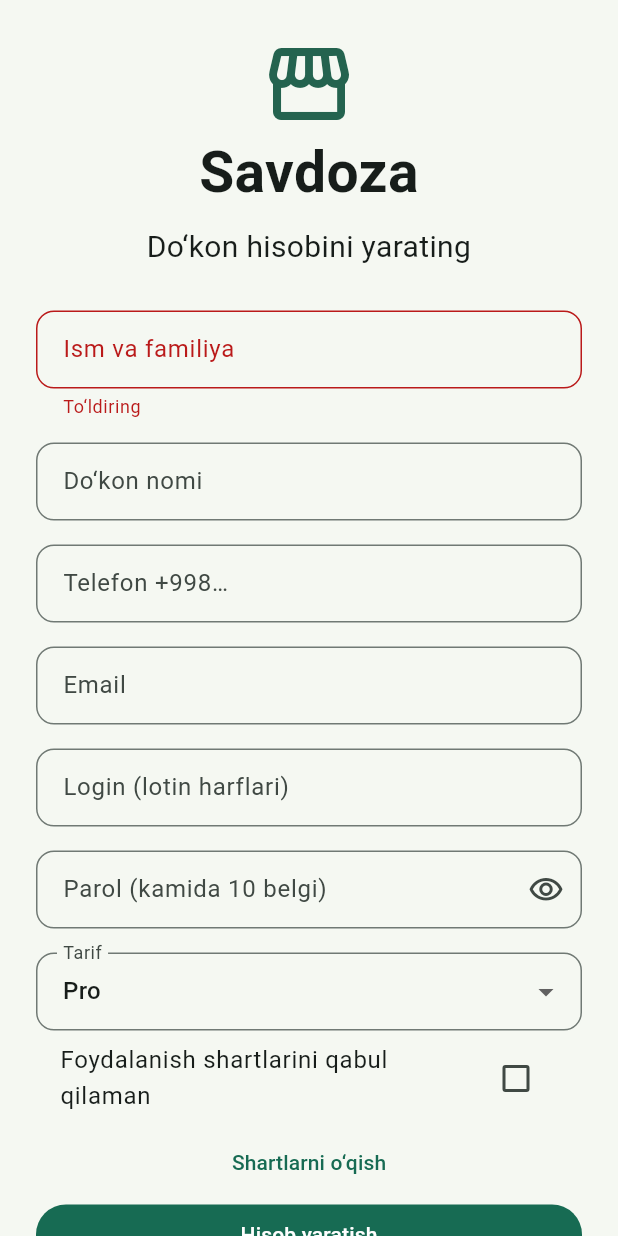
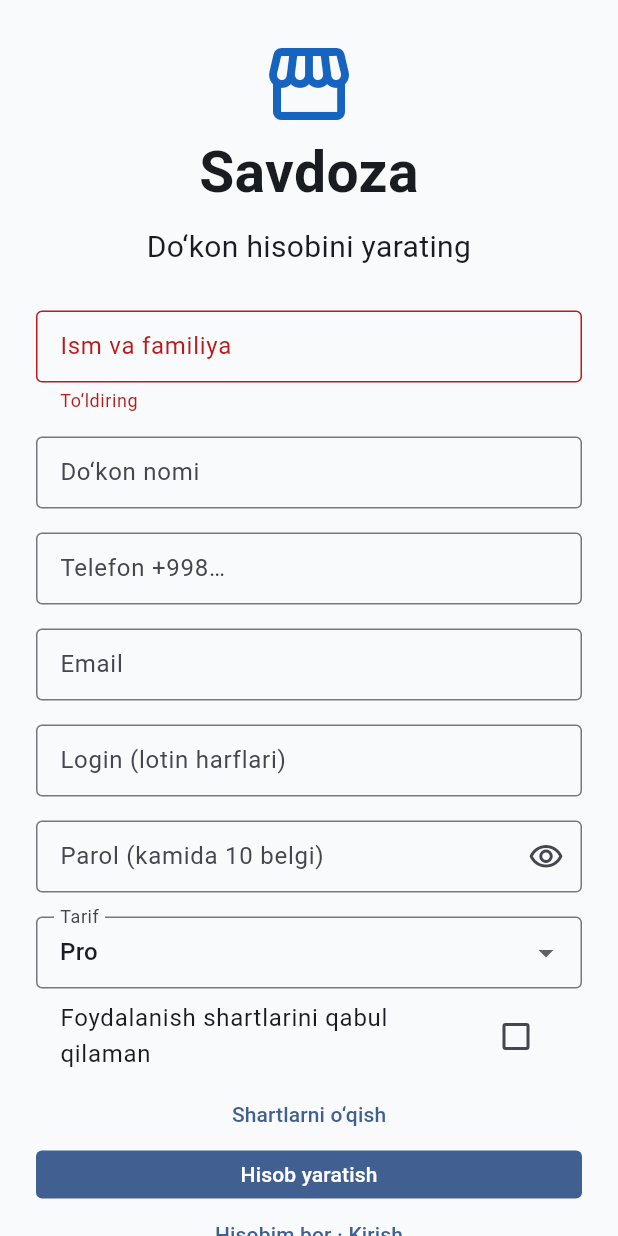
Before and after one commit to Rasulbek917/Shop_uz-, a Flutter app: the screen it shows after launch, after a tap on "Kirish", after a tap on "Ro‘yxatdan o‘tish", on a phone screen of 412 x 824 dp. Run offline on Flutter 3.47's test engine with Material 3 defaults, Android fonts, the phone set to English and light mode, and no system bars; our stand-ins replace qr_flutter; missing offline and left inert: mobile_scanner; network calls fail.

Commit message:
Align native checkout and layout with Savdoza

```diff
--- a/apps/savdoza_client/lib/dashboard.dart
+++ b/apps/savdoza_client/lib/dashboard.dart
@@ -6,8 +6,8 @@ import 'data.dart';
 
 double _amount(dynamic value) => (value as num?)?.toDouble() ?? 0;
 
-const _ink = Color(0xff142d25);
-const _green = Color(0xff24634f);
+const _ink = Color(0xff08358d);
+const _green = Color(0xff1664c0);
 const _muted = Color(0xff64748b);
 
 class DashboardPage extends StatelessWidget {
--- a/apps/savdoza_client/lib/main.dart
+++ b/apps/savdoza_client/lib/main.dart
@@ -22,25 +22,42 @@ void main() {
       debugShowCheckedModeBanner: false,
       theme: ThemeData(
         useMaterial3: true,
-        colorSchemeSeed: const Color(0xff24634f),
-        scaffoldBackgroundColor: const Color(0xfff5f8f2),
+        colorSchemeSeed: const Color(0xff1664c0),
+        scaffoldBackgroundColor: const Color(0xfff8fafc),
+        visualDensity: VisualDensity.compact,
+        textTheme: const TextTheme(bodyMedium: TextStyle(fontSize: 14)),
         inputDecorationTheme: InputDecorationTheme(
-          border: OutlineInputBorder(borderRadius: BorderRadius.circular(12)),
+          border: OutlineInputBorder(borderRadius: BorderRadius.circular(4)),
           contentPadding: const EdgeInsets.symmetric(
-            horizontal: 14,
-            vertical: 14,
+            horizontal: 12,
+            vertical: 10,
           ),
         ),
         cardTheme: CardThemeData(
           elevation: 0,
           shape: RoundedRectangleBorder(
-            borderRadius: BorderRadius.circular(16),
-            side: const BorderSide(color: Color(0xffdce6dd)),
+            borderRadius: BorderRadius.circular(6),
+            side: const BorderSide(color: Color(0xffdbe3e7)),
+          ),
+        ),
+        filledButtonTheme: FilledButtonThemeData(
+          style: FilledButton.styleFrom(
+            shape: RoundedRectangleBorder(
+              borderRadius: BorderRadius.circular(4),
+            ),
+          ),
+        ),
+        outlinedButtonTheme: OutlinedButtonThemeData(
+          style: OutlinedButton.styleFrom(
+            shape: RoundedRectangleBorder(
+              borderRadius: BorderRadius.circular(4),
+            ),
           ),
         ),
         appBarTheme: const AppBarTheme(
-          backgroundColor: Color(0xfff5f8f2),
-          foregroundColor: Color(0xff142d25),
+          backgroundColor: Colors.white,
+          foregroundColor: Color(0xff08358d),
+          elevation: 0,
         ),
       ),
       home: const Savdoza(),
@@ -135,27 +152,25 @@ class _SavdozaState extends State<Savdoza> with WidgetsBindingObserver {
     }
     if (data.user['role'] == 'CASHIER') {
       return const [
-        Destination('dashboard', 'Dashboard', Icons.dashboard_outlined),
-        Destination('pos', 'POS terminal', Icons.point_of_sale),
-        Destination('receipts', 'Cheklar', Icons.receipt_long),
-        Destination('returns', 'Qaytarishlar', Icons.keyboard_return),
-        Destination('customers', 'Mijozlar', Icons.people_outline),
+        Destination('pos', 'POS · Savdo terminali', Icons.point_of_sale),
+        Destination('receipts', 'Savdo tarixi', Icons.receipt_long),
+        Destination('returns', 'Tovarni qaytarish', Icons.keyboard_return),
         Destination('queue', 'Sinxronlash', Icons.sync),
         Destination('settings', 'Sozlamalar', Icons.settings_outlined),
       ];
     }
     return const [
-      Destination('dashboard', 'Dashboard', Icons.dashboard_outlined),
-      Destination('pos', 'POS terminal', Icons.point_of_sale),
+      Destination('dashboard', 'Bosh sahifa', Icons.dashboard_outlined),
+      Destination('pos', 'POS · Savdo terminali', Icons.point_of_sale),
       Destination('products', 'Mahsulotlar', Icons.inventory_2_outlined),
+      Destination('receipts', 'Cheklar va sotuvlar', Icons.receipt_long),
+      Destination('batches', 'Ombor va partiyalar', Icons.warehouse_outlined),
       Destination('categories', 'Kategoriyalar', Icons.category_outlined),
-      Destination('batches', 'Ombor va partiyalar', Icons.warehouse_outlined),
       Destination(
         'manufacturers',
         'Ishlab chiqaruvchilar',
         Icons.factory_outlined,
       ),
-      Destination('receipts', 'Cheklar va sotuvlar', Icons.receipt_long),
       Destination('returns', 'Qaytarishlar', Icons.keyboard_return),
       Destination('customers', 'Mijozlar', Icons.people_outline),
       Destination('debts', 'Qarzlar', Icons.credit_card),
@@ -339,12 +354,12 @@ class _SavdozaState extends State<Savdoza> with WidgetsBindingObserver {
       drawer: Theme(
         data: ThemeData.dark(useMaterial3: true).copyWith(
           colorScheme: ColorScheme.fromSeed(
-            seedColor: const Color(0xff24634f),
+            seedColor: const Color(0xff1664c0),
             brightness: Brightness.dark,
           ),
         ),
         child: Drawer(
-          backgroundColor: const Color(0xff142d25),
+          backgroundColor: const Color(0xff08358d),
           child: SafeArea(
             child: Column(
               children: [
@@ -447,7 +462,7 @@ class _SavdozaState extends State<Savdoza> with WidgetsBindingObserver {
               child: Container(
                 decoration: const BoxDecoration(
                   color: Colors.white,
-                  border: Border(top: BorderSide(color: Color(0xffdce6dd))),
+                  border: Border(top: BorderSide(color: Color(0xffdbe3e7))),
                 ),
                 padding: const EdgeInsets.symmetric(horizontal: 6, vertical: 6),
                 child: Row(
@@ -457,7 +472,7 @@ class _SavdozaState extends State<Savdoza> with WidgetsBindingObserver {
                         child: Tooltip(
                           message: destination.title,
                           child: InkWell(
-                            borderRadius: BorderRadius.circular(12),
+                            borderRadius: BorderRadius.circular(4),
                             onTap: () =>
                                 setState(() => section = destination.key),
                             child: Semantics(
@@ -469,9 +484,9 @@ class _SavdozaState extends State<Savdoza> with WidgetsBindingObserver {
                                 ),
                                 decoration: BoxDecoration(
                                   color: section == destination.key
-                                      ? const Color(0xffe7f0e8)
+                                      ? const Color(0xffdbeafe)
                                       : Colors.transparent,
-                                  borderRadius: BorderRadius.circular(12),
+                                  borderRadius: BorderRadius.circular(4),
                                 ),
                                 child: Column(
                                   mainAxisSize: MainAxisSize.min,
@@ -480,7 +495,7 @@ class _SavdozaState extends State<Savdoza> with WidgetsBindingObserver {
                                       destination.icon,
                                       size: 22,
                                       color: section == destination.key
-                                          ? const Color(0xff24634f)
+                                          ? const Color(0xff1664c0)
                                           : Colors.blueGrey,
                                     ),
                                     const SizedBox(height: 3),
@@ -627,7 +642,7 @@ class _AuthPageState extends State<AuthPage> {
                       const Icon(
                         Icons.storefront,
                         size: 64,
-                        color: Color(0xff24634f),
+                        color: Color(0xff1664c0),
                       ),
                       const Text(
                         'Savdoza',
--- a/apps/savdoza_client/lib/updates.dart
+++ b/apps/savdoza_client/lib/updates.dart
@@ -234,7 +234,7 @@ class _UpdatesPageState extends State<UpdatesPage> {
       builder: (context, _) => ListView(
         padding: const EdgeInsets.all(20),
         children: [
-          const Icon(Icons.system_update, size: 52, color: Color(0xff24634f)),
+          const Icon(Icons.system_update, size: 52, color: Color(0xff1664c0)),
           const SizedBox(height: 20),
           Text(
             'O‘rnatilgan versiya ${appUpdates.version}',
--- a/apps/savdoza_client/pubspec.yaml
+++ b/apps/savdoza_client/pubspec.yaml
@@ -16,7 +16,7 @@ publish_to: 'none' # Remove this line if you wish to publish to pub.dev
 # https://developer.apple.com/library/archive/documentation/General/Reference/InfoPlistKeyReference/Articles/CoreFoundationKeys.html
 # In Windows, build-name is used as the major, minor, and patch parts
 # of the product and file versions while build-number is used as the build suffix.
-version: 2.0.0+1
+version: 2.1.0+1
 
 environment:
   sdk: ">=3.10.0 <4.0.0"
```
Also changed, not shown: apps/savdoza_client/lib/data.dart (+4 -3 lines), apps/savdoza_client/lib/desktop_shell.dart (+21 -18 lines), apps/savdoza_client/lib/pos.dart (+165 -60 lines), 3 other files.
